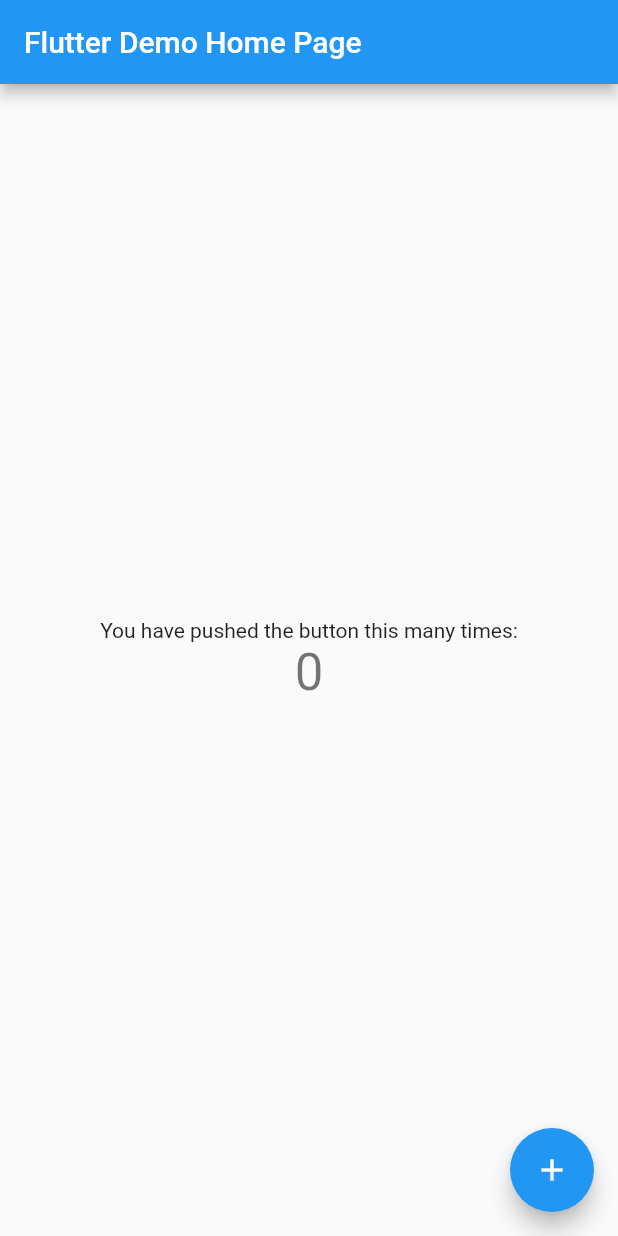
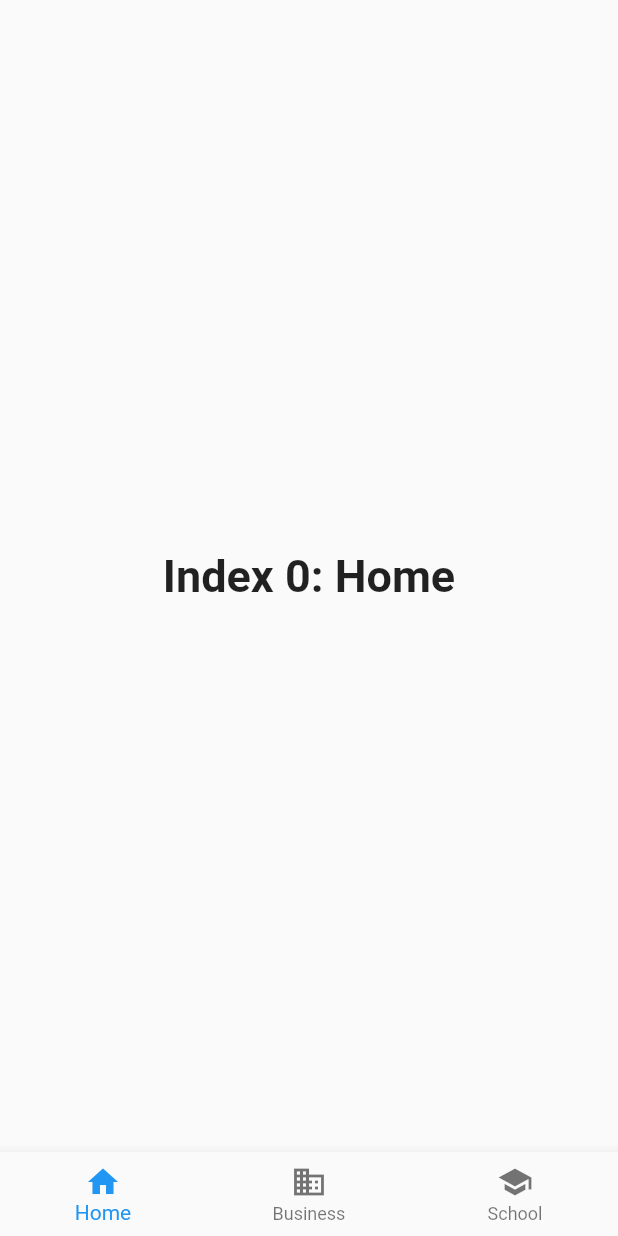
Before and after one commit to hashiim/shopy, a Flutter app: the screen it shows after launch, on a phone screen of 412 x 824 dp. Run offline on Flutter 3.47's test engine with Material 2 defaults, Android fonts, the phone set to English and light mode, and no system bars.

Commit message:
bootom nav bar

```diff
--- a/git command.txt
+++ b/git command.txt
@@ -11,3 +11,6 @@
 git branch -M main
 git clone https://github.com/hashiim/shopy.git
 git reset head filename		remove frome stage
+
+
+-BottomNavigationBar
--- a/lib/main.dart
+++ b/lib/main.dart
@@ -5,109 +5,72 @@
 }
 
 class MyApp extends StatelessWidget {
-  // This widget is the root of your application.
   @override
   Widget build(BuildContext context) {
     return MaterialApp(
       title: 'Flutter Demo',
       theme: ThemeData(
-        // This is the theme of your application.
-        //
-        // Try running your application with "flutter run". You'll see the
-        // application has a blue toolbar. Then, without quitting the app, try
-        // changing the primarySwatch below to Colors.green and then invoke
-        // "hot reload" (press "r" in the console where you ran "flutter run",
-        // or simply save your changes to "hot reload" in a Flutter IDE).
-        // Notice that the counter didn't reset back to zero; the application
-        // is not restarted.
         primarySwatch: Colors.blue,
       ),
-      home: MyHomePage(title: 'Flutter Demo Home Page'),
+      home: MyHomePage(),
     );
   }
 }
 
 class MyHomePage extends StatefulWidget {
-  MyHomePage({Key? key, required this.title}) : super(key: key);
-
-  // This widget is the home page of your application. It is stateful, meaning
-  // that it has a State object (defined below) that contains fields that affect
-  // how it looks.
-
-  // This class is the configuration for the state. It holds the values (in this
-  // case the title) provided by the parent (in this case the App widget) and
-  // used by the build method of the State. Fields in a Widget subclass are
-  // always marked "final".
-
-  final String title;
+  const MyHomePage({Key? key}) : super(key: key);
 
   @override
   _MyHomePageState createState() => _MyHomePageState();
 }
 
 class _MyHomePageState extends State<MyHomePage> {
-  int _counter = 0;
+  int _selectedIndex = 0;
 
-  void _incrementCounter() {
-    setState(() {
-      // This call to setState tells the Flutter framework that something has
-      // changed in this State, which causes it to rerun the build method below
-      // so that the display can reflect the updated values. If we changed
-      // _counter without calling setState(), then the build method would not be
-      // called again, and so nothing would appear to happen.
-      _counter++;
-    });
-  }
-
+  static const TextStyle optionStyle =
+      TextStyle(fontSize: 30, fontWeight: FontWeight.bold);
+  static const List<Widget> _widgetOptions = <Widget>[
+    Text(
+      'Index 0: Home',
+      style: optionStyle,
+    ),
+    Text(
+      'Index 1: Business',
+      style: optionStyle,
+    ),
+    Text(
+      'Index 2: School',
+      style: optionStyle,
+    ),
+  ];
   @override
   Widget build(BuildContext context) {
-    // This method is rerun every time setState is called, for instance as done
-    // by the _incrementCounter method above.
-    //
-    // The Flutter framework has been optimized to make rerunning build methods
-    // fast, so that you can just rebuild anything that needs updating rather
-    // than having to individually change instances of widgets.
     return Scaffold(
-      appBar: AppBar(
-        // Here we take the value from the MyHomePage object that was created by
-        // the App.build method, and use it to set our appbar title.
-        title: Text(widget.title),
+      bottomNavigationBar: BottomNavigationBar(
+        currentIndex: _selectedIndex,
+        onTap: (int index) {
+          setState(() {
+            _selectedIndex = index;
+          });
+        },
+        items: [
+          BottomNavigationBarItem(
+            icon: Icon(Icons.home),
+            label: 'Home',
+          ),
+          BottomNavigationBarItem(
+            icon: Icon(Icons.business),
+            label: 'Business',
+          ),
+          BottomNavigationBarItem(
+            icon: Icon(Icons.school),
+            label: 'School',
+          ),
+        ],
       ),
       body: Center(
-        // Center is a layout widget. It takes a single child and positions it
-        // in the middle of the parent.
-        child: Column(
-          // Column is also a layout widget. It takes a list of children and
-          // arranges them vertically. By default, it sizes itself to fit its
-          // children horizontally, and tries to be as tall as its parent.
-          //
-          // Invoke "debug painting" (press "p" in the console, choose the
-          // "Toggle Debug Paint" action from the Flutter Inspector in Android
-          // Studio, or the "Toggle Debug Paint" command in Visual Studio Code)
-          // to see the wireframe for each widget.
-          //
-          // Column has various properties to control how it sizes itself and
-          // how it positions its children. Here we use mainAxisAlignment to
-          // center the children vertically; the main axis here is the vertical
-          // axis because Columns are vertical (the cross axis would be
-          // horizontal).
-          mainAxisAlignment: MainAxisAlignment.center,
-          children: <Widget>[
-            Text(
-              'You have pushed the button this many times:',
-            ),
-            Text(
-              '$_counter',
-              style: Theme.of(context).textTheme.headline4,
-            ),
-          ],
-        ),
+        child: _widgetOptions.elementAt(_selectedIndex),
       ),
-      floatingActionButton: FloatingActionButton(
-        onPressed: _incrementCounter,
-        tooltip: 'Increment',
-        child: Icon(Icons.add),
-      ), // This trailing comma makes auto-formatting nicer for build methods.
     );
   }
 }
```
